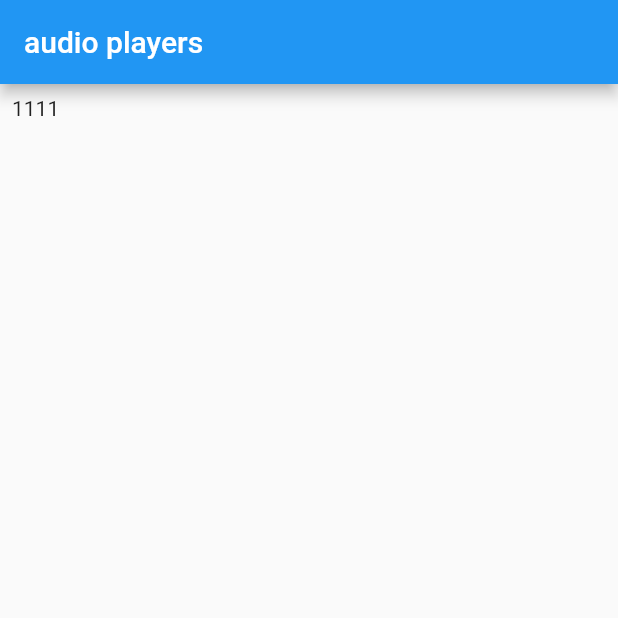
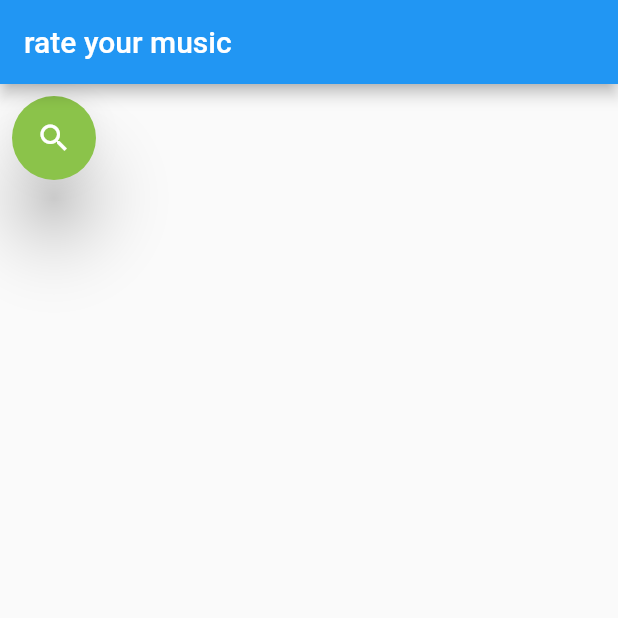
Before and after one commit to betta-cyber/ratemymusic, a Flutter app: the screen it shows after launch, on a phone screen of 412 x 824 dp, the top half of it. Run offline on Flutter 3.47's test engine with Material 2 defaults, Android fonts, the phone set to English and light mode, and no system bars; our stand-ins replace audioplayers.

Commit message:
add:添加网络请求播放功能

```diff
--- a/lib/main.dart
+++ b/lib/main.dart
@@ -1,7 +1,9 @@
 import 'dart:async';
+import 'dart:convert';
 
 import 'package:audioplayers/audioplayers.dart';
 import 'package:flutter/material.dart';
+import 'package:http/http.dart' as http;
 
 typedef OnError = void Function(Exception exception);
 
@@ -29,9 +31,16 @@ class _MainAppState extends State<MainApp> {
   @override
   void initState() {
     super.initState();
-    var url = "https://m10.music.126.net/20220929022513/0c8b97d851b61ce2b05982e6f65d5b4d/yyaac/obj/wonDkMOGw6XDiTHCmMOi/14055822107/9a2a/cbdb/34bd/85cb496fdec5db6b2c15777e306fa338.m4a";
-    // await player.setSourceUrl(url);
-    players[0].play(UrlSource(url));
+    // var url = Uri.http('localhost:3000', 'song/url/v1?id=5267808&level=exhigh');
+    // var response = http.get(url);
+    // var decodedResponse = jsonDecode(utf8.decode(response.bodyBytes)) as Map;
+    // var musicUrl = decodedResponse['url'] as String;
+    // print(musicUrl);
+    //
+    // // http://localhost:3000/song/url/v1?id=33894312&level=exhigh
+    // // var musicUrl = "https://m701.music.126.net/20220929175249/2c424d76fb57938e0d608e03e819e30d/jdyyaac/0753/525b/070e/09e1afd181e168ec37a20dd3f9ddd791.m4a";
+    // // await player.setSourceUrl(url);
+    // players[0].play(UrlSource(musicUrl));
     players.asMap().forEach((index, player) async {
       streams.add(
         player.onPlayerComplete.listen(
@@ -58,16 +67,36 @@ class _MainAppState extends State<MainApp> {
   Widget build(BuildContext context) {
     return Scaffold(
         appBar: AppBar(
-          title: const Text('audio players'),
+          title: const Text('rate your music'),
         ),
         body: Column(
-            children: const [
+            children: [
               Padding(
                   padding: EdgeInsets.all(8.0),
-                  child: Text('1111'),
+                  child: FloatingActionButton ( //FloatingActionButton 按钮
+                    onPressed: () {
+                      playMusic("33894312");
+                    },
+                    backgroundColor: Colors.lightGreen,
+                    elevation: 20,
+                    child: Icon(Icons.search),
+                  ),
               ),
             ],
         ),
     );
   }
+
+  playMusic(songId) async {
+    var url = Uri.http('192.168.31.113:3000', '/song/url/v1', {'id': songId, 'level': 'exhigh'});
+    // print(url);
+    var response = await http.get(url);
+    var decodedResponse = jsonDecode(utf8.decode(response.bodyBytes)) as Map;
+    var musicUrl = decodedResponse['data'][0]['url'] as String;
+    var httpsMusicUrl = musicUrl.replaceAll("http", "https");
+    // var musicUrl = "https://m701.music.126.net/20220929175249/2c424d76fb57938e0d608e03e819e30d/jdyyaac/0753/525b/070e/09e1afd181e168ec37a20dd3f9ddd791.m4a";
+    // await player.setSourceUrl(url);
+    players[0].stop();
+    players[0].play(UrlSource(httpsMusicUrl));
+  }
 }
```
